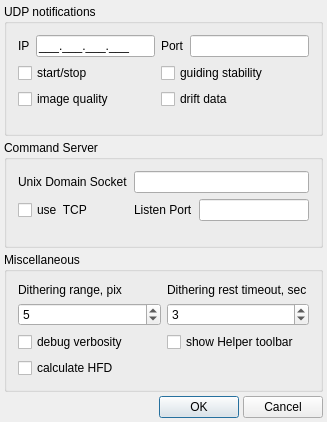
First picture: the form in lin_guider/ui/settings.ui, repository rumengb/lin_guider, before the edit.
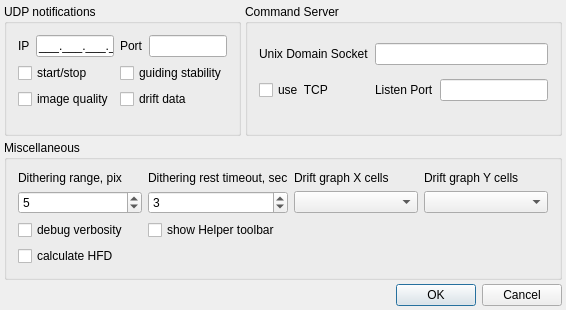
Second picture: the form after the edit.

Commit message: Andrew's graph

Diff of the .ui file:
```diff
--- a/lin_guider/ui/settings.ui
+++ b/lin_guider/ui/settings.ui
@@ -6,8 +6,8 @@
    <rect>
     <x>0</x>
     <y>0</y>
-    <width>327</width>
-    <height>411</height>
+    <width>528</width>
+    <height>305</height>
    </rect>
   </property>
   <property name="minimumSize">
@@ -32,7 +32,7 @@
    <property name="spacing">
     <number>4</number>
    </property>
-   <item row="0" column="0" colspan="3">
+   <item row="0" column="0" colspan="2">
     <widget class="QGroupBox" name="groupBox_UDPNotifications">
      <property name="title">
       <string>UDP notifications</string>
@@ -119,6 +119,112 @@
      </layout>
     </widget>
    </item>
+   <item row="0" column="2">
+    <widget class="QGroupBox" name="groupBox_Server">
+     <property name="sizePolicy">
+      <sizepolicy hsizetype="MinimumExpanding" vsizetype="Preferred">
+       <horstretch>0</horstretch>
+       <verstretch>0</verstretch>
+      </sizepolicy>
+     </property>
+     <property name="title">
+      <string>Command Server</string>
+     </property>
+     <property name="checkable">
+      <bool>false</bool>
+     </property>
+     <property name="checked">
+      <bool>false</bool>
+     </property>
+     <layout class="QGridLayout" name="gridLayout_5">
+      <item row="1" column="0">
+       <widget class="QCheckBox" name="checkBox_useTCP">
+        <property name="text">
+         <string>use  TCP</string>
+        </property>
+       </widget>
+      </item>
+      <item row="1" column="2">
+       <widget class="QLineEdit" name="lineEdit_TCPPort">
+        <property name="inputMask">
+         <string>00000; </string>
+        </property>
+       </widget>
+      </item>
+      <item row="1" column="1">
+       <widget class="QLabel" name="l_lport">
+        <property name="text">
+         <string>Listen Port</string>
+        </property>
+       </widget>
+      </item>
+      <item row="0" column="1" colspan="2">
+       <widget class="QLineEdit" name="lineEdit_lsocket">
+        <property name="inputMask">
+         <string/>
+        </property>
+        <property name="maxLength">
+         <number>255</number>
+        </property>
+       </widget>
+      </item>
+      <item row="0" column="0">
+       <widget class="QLabel" name="l_lsocket">
+        <property name="text">
+         <string>Unix Domain Socket</string>
+        </property>
+       </widget>
+      </item>
+      <item row="2" column="0" colspan="3">
+       <spacer name="verticalSpacer_2">
+        <property name="orientation">
+         <enum>Qt::Vertical</enum>
+        </property>
+        <property name="sizeType">
+         <enum>QSizePolicy::Minimum</enum>
+        </property>
+        <property name="sizeHint" stdset="0">
+         <size>
+          <width>20</width>
+          <height>13</height>
+         </size>
+        </property>
+       </spacer>
+      </item>
+     </layout>
+    </widget>
+   </item>
+   <item row="3" column="0" colspan="3">
+    <layout class="QHBoxLayout" name="horizontalLayout_2">
+     <item>
+      <spacer name="horizontalSpacer">
+       <property name="orientation">
+        <enum>Qt::Horizontal</enum>
+       </property>
+       <property name="sizeHint" stdset="0">
+        <size>
+         <width>221</width>
+         <height>20</height>
+        </size>
+       </property>
+      </spacer>
+     </item>
+     <item>
+      <widget class="QPushButton" name="pushButton_OK">
+       <property name="text">
+        <string>OK</string>
+       </property>
+      </widget>
+     </item>
+     <item>
+      <widget class="QPushButton" name="pushButton_Cancel">
+       <property name="text">
+        <string>Cancel</string>
+       </property>
+      </widget>
+     </item>
+    </layout>
+   </item>
    <item row="2" column="0" colspan="3">
     <widget class="QGroupBox" name="groupBox_Misc">
      <property name="title">
@@ -196,102 +302,26 @@
         </property>
        </widget>
       </item>
-     </layout>
-    </widget>
-   </item>
-   <item row="3" column="0">
-    <spacer name="horizontalSpacer">
-     <property name="orientation">
-      <enum>Qt::Horizontal</enum>
-     </property>
-     <property name="sizeHint" stdset="0">
-      <size>
-       <width>221</width>
-       <height>20</height>
-      </size>
-     </property>
-    </spacer>
-   </item>
-   <item row="3" column="1">
-    <widget class="QPushButton" name="pushButton_OK">
-     <property name="text">
-      <string>OK</string>
-     </property>
-    </widget>
-   </item>
-   <item row="3" column="2">
-    <widget class="QPushButton" name="pushButton_Cancel">
-     <property name="text">
-      <string>Cancel</string>
-     </property>
-    </widget>
-   </item>
-   <item row="1" column="0" colspan="3">
-    <widget class="QGroupBox" name="groupBox_Server">
-     <property name="title">
-      <string>Command Server</string>
-     </property>
-     <property name="checkable">
-      <bool>false</bool>
-     </property>
-     <property name="checked">
-      <bool>false</bool>
-     </property>
-     <layout class="QGridLayout" name="gridLayout_5">
-      <item row="1" column="0">
-       <widget class="QCheckBox" name="checkBox_useTCP">
-        <property name="text">
-         <string>use  TCP</string>
-        </property>
-       </widget>
+      <item row="5" column="2">
+       <widget class="QComboBox" name="comboBox_DriftGraph_nx"/>
+      </item>
+      <item row="5" column="3">
+       <widget class="QComboBox" name="comboBox_DriftGraph_ny"/>
       </item>
       <item row="1" column="2">
-       <widget class="QLineEdit" name="lineEdit_TCPPort">
-        <property name="inputMask">
-         <string>00000; </string>
-        </property>
-       </widget>
-      </item>
-      <item row="1" column="1">
-       <widget class="QLabel" name="l_lport">
+       <widget class="QLabel" name="label_3">
         <property name="text">
-         <string>Listen Port</string>
+         <string>Drift graph X cells</string>
         </property>
        </widget>
       </item>
-      <item row="0" column="1" colspan="2">
-       <widget class="QLineEdit" name="lineEdit_lsocket">
-        <property name="inputMask">
-         <string/>
-        </property>
-        <property name="maxLength">
-         <number>255</number>
-        </property>
-       </widget>
-      </item>
-      <item row="0" column="0">
-       <widget class="QLabel" name="l_lsocket">
+      <item row="1" column="3">
+       <widget class="QLabel" name="label_4">
         <property name="text">
-         <string>Unix Domain Socket</string>
+         <string>Drift graph Y cells</string>
         </property>
        </widget>
       </item>
-      <item row="2" column="0" colspan="3">
-       <spacer name="verticalSpacer_2">
-        <property name="orientation">
-         <enum>Qt::Vertical</enum>
-        </property>
-        <property name="sizeType">
-         <enum>QSizePolicy::Minimum</enum>
-        </property>
-        <property name="sizeHint" stdset="0">
-         <size>
-          <width>20</width>
-          <height>13</height>
-         </size>
-        </property>
-       </spacer>
-      </item>
      </layout>
     </widget>
    </item>
```
Left out of the diff: 2 changed lines with no effect on the pictures. The commit also changes 11 other files.
